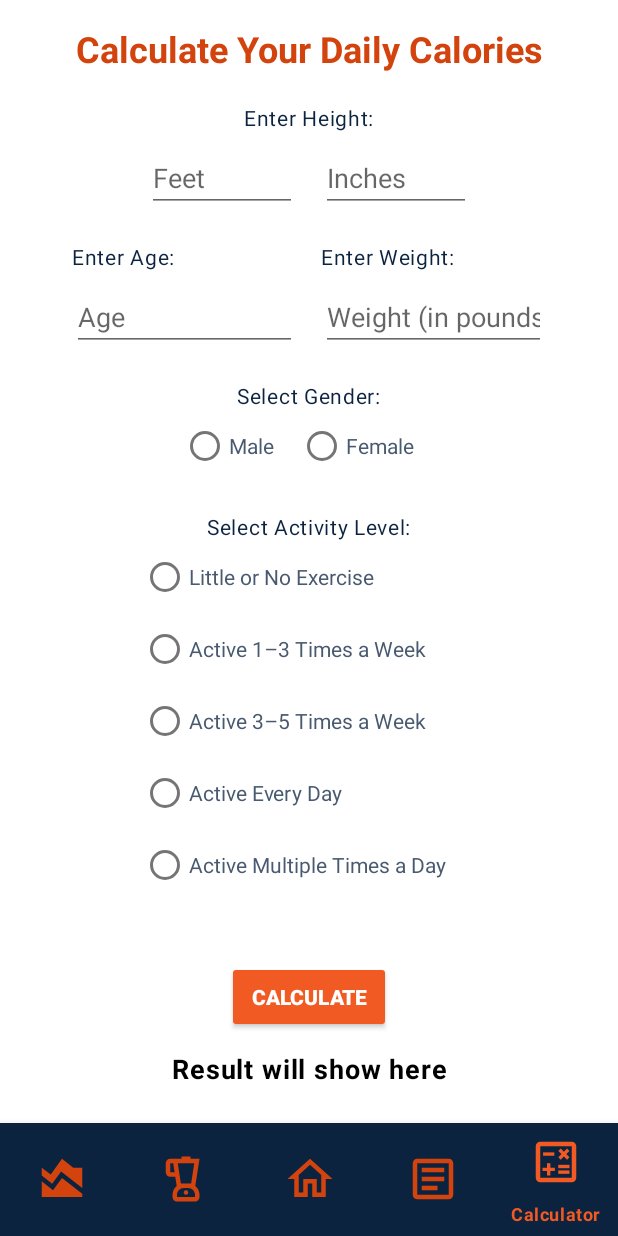
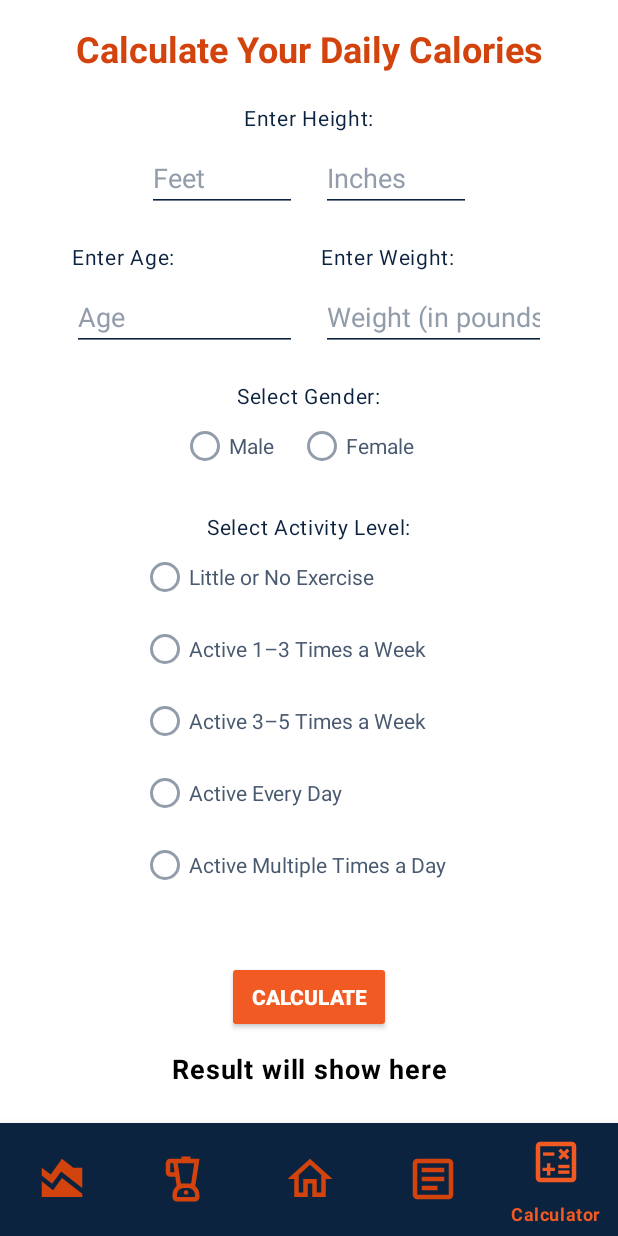
Before and after one commit to Daniel6278/Fitness-Tracker, an Android app: the screen it shows after launch (MainActivity), item 5 of the bottom bar chosen, on a phone screen of 412 x 824 dp. Run offline under Robolectric (Android 15) with nearby library versions, the phone set to English and light mode, and no system bars.

Commit message:
medium gray color

```diff
--- /dev/null
+++ b/RowdyEatsV2/app/src/main/res/color/radio_inactive_active.xml
@@ -0,0 +1,6 @@
+<?xml version="1.0" encoding="utf-8"?>
+
+<selector xmlns:android="http://schemas.android.com/apk/res/android">
+    <item android:state_checked="true" android:color="@color/blue" />
+    <item android:color="@color/gray" />
+</selector>
--- a/RowdyEatsV2/app/src/main/res/layout/fragment_calorie_calculator.xml
+++ b/RowdyEatsV2/app/src/main/res/layout/fragment_calorie_calculator.xml
@@ -121,7 +121,8 @@
             android:layout_height="wrap_content"
             android:text="Male"
             android:layout_marginEnd="16dp"
-            android:textColor="@color/gray_dark" />
+            android:textColor="@color/gray_dark"
+            android:buttonTint="@color/radio_inactive_active" />
 
         <RadioButton
             android:id="@+id/femaleButton"
@@ -129,7 +130,8 @@
             android:layout_height="wrap_content"
             android:layout_marginEnd="16dp"
             android:text="Female"
-            android:textColor="@color/gray_dark" />
+            android:textColor="@color/gray_dark"
+            android:buttonTint="@color/radio_inactive_active" />
     </RadioGroup>
 
     <!-- Activity Level RadioGroup -->
@@ -147,35 +149,40 @@
             android:layout_width="224dp"
             android:layout_height="wrap_content"
             android:text="Little or No Exercise"
-            android:textColor="@color/gray_dark" />
+            android:textColor="@color/gray_dark"
+            android:buttonTint="@color/radio_inactive_active" />
 
         <RadioButton
             android:id="@+id/lightlyActiveButton"
             android:layout_width="224dp"
             android:layout_height="wrap_content"
             android:text="Active 1–3 Times a Week"
-            android:textColor="@color/gray_dark" />
+            android:textColor="@color/gray_dark"
+            android:buttonTint="@color/radio_inactive_active" />
 
         <RadioButton
             android:id="@+id/moderatelyActiveButton"
             android:layout_width="224dp"
             android:layout_height="wrap_content"
             android:text="Active 3–5 Times a Week"
-            android:textColor="@color/gray_dark" />
+            android:textColor="@color/gray_dark"
+            android:buttonTint="@color/radio_inactive_active" />
 
         <RadioButton
             android:id="@+id/veryActiveButton"
             android:layout_width="224dp"
             android:layout_height="wrap_content"
             android:text="Active Every Day"
-            android:textColor="@color/gray_dark" />
+            android:textColor="@color/gray_dark"
+            android:buttonTint="@color/radio_inactive_active" />
 
         <RadioButton
             android:id="@+id/extraActiveButton"
             android:layout_width="224dp"
             android:layout_height="wrap_content"
             android:text="Active Multiple Times a Day"
-            android:textColor="@color/gray_dark" />
+            android:textColor="@color/gray_dark"
+            android:buttonTint="@color/radio_inactive_active" />
 
 
         <!-- Add other RadioButton views for each activity level as shown above -->
--- a/RowdyEatsV2/app/src/main/res/layout/list_row_presets_category.xml
+++ b/RowdyEatsV2/app/src/main/res/layout/list_row_presets_category.xml
@@ -40,7 +40,7 @@
             android:layout_width="36dp"
             android:layout_height="match_parent"
             android:src="@drawable/icon_chevron"
-            app:tint="@color/gray_dark"
+            app:tint="@color/gray"
             android:layout_margin="12dp"/>
 
     </LinearLayout>
--- a/RowdyEatsV2/app/src/main/res/layout/list_row_recorded_food.xml
+++ b/RowdyEatsV2/app/src/main/res/layout/list_row_recorded_food.xml
@@ -68,7 +68,7 @@
         android:layout_height="48dp"
         android:layout_alignParentLeft="true"
         app:icon="@drawable/icon_delete"
-        app:iconTint="@color/gray_dark"
+        app:iconTint="@color/gray"
         app:iconGravity="start"
         style="@style/Widget.MaterialComponents.Button.TextButton"/>
 
--- a/RowdyEatsV2/app/src/main/res/values/colors.xml
+++ b/RowdyEatsV2/app/src/main/res/values/colors.xml
@@ -4,6 +4,7 @@
     <color name="orange_dark">#D3430D</color>
     <color name="blue">#0C2340</color>
     <color name="gray_light">#DBDEE3</color>
+    <color name="gray">#929CAA</color>
     <color name="gray_dark">#495A70</color>
     <color name="black">#FF000000</color>
     <color name="white">#FFFFFFFF</color>
--- a/RowdyEatsV2/app/src/main/res/values/styles.xml
+++ b/RowdyEatsV2/app/src/main/res/values/styles.xml
@@ -6,15 +6,18 @@
         <item name="android:statusBarColor">
             @color/blue
         </item>
+
         <item name="colorPrimary">@color/orange</item>
         <item name="colorPrimaryDark">@color/orange_dark</item>
         <item name="colorSecondary">@color/blue</item>
+        <item name="colorTertiary">@color/gray_dark</item>
         <item name="colorAccent">@color/gray_light</item>
-        <item name="colorTertiary">@color/gray_dark</item>
+        <item name="backgroundTint">@color/blue</item>
 
         <item name="android:textColor">@color/black</item>
         <item name="android:textColorLink">@color/orange</item>
         <item name="android:linksClickable">true</item>
+        <item name="android:textColorHint">@color/gray</item>
 
         <!-- Typography -->
         <item name="textAppearanceDisplayLarge">@style/TextAppearance.RowdyEats.DisplayLarge</item>
```
